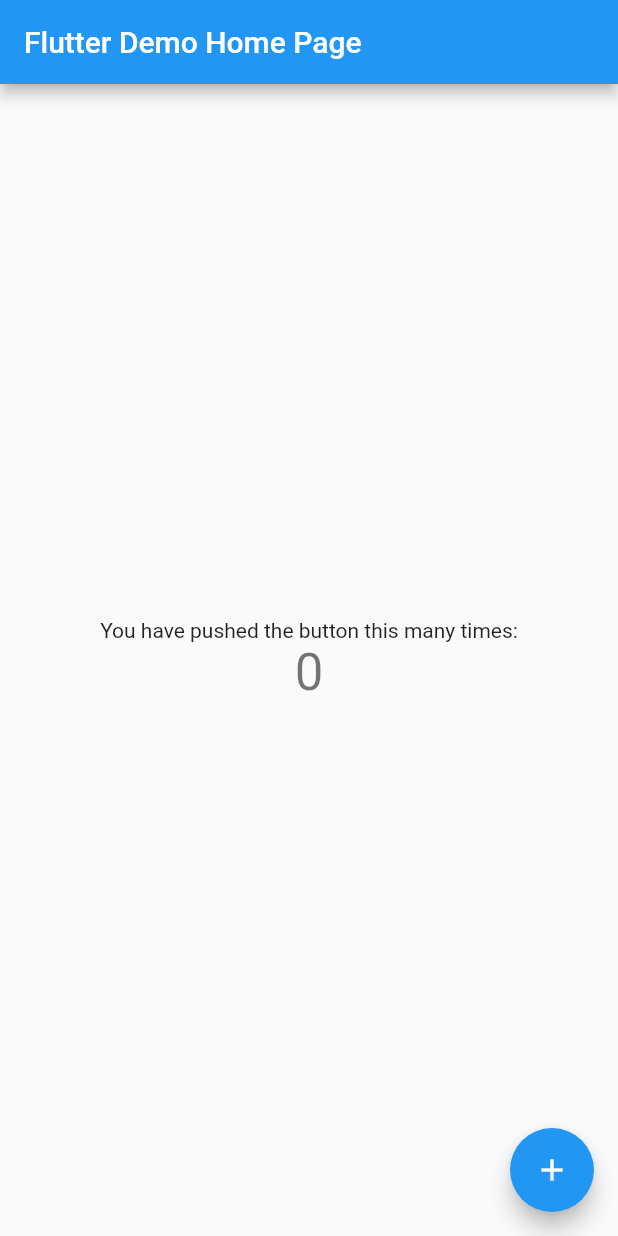
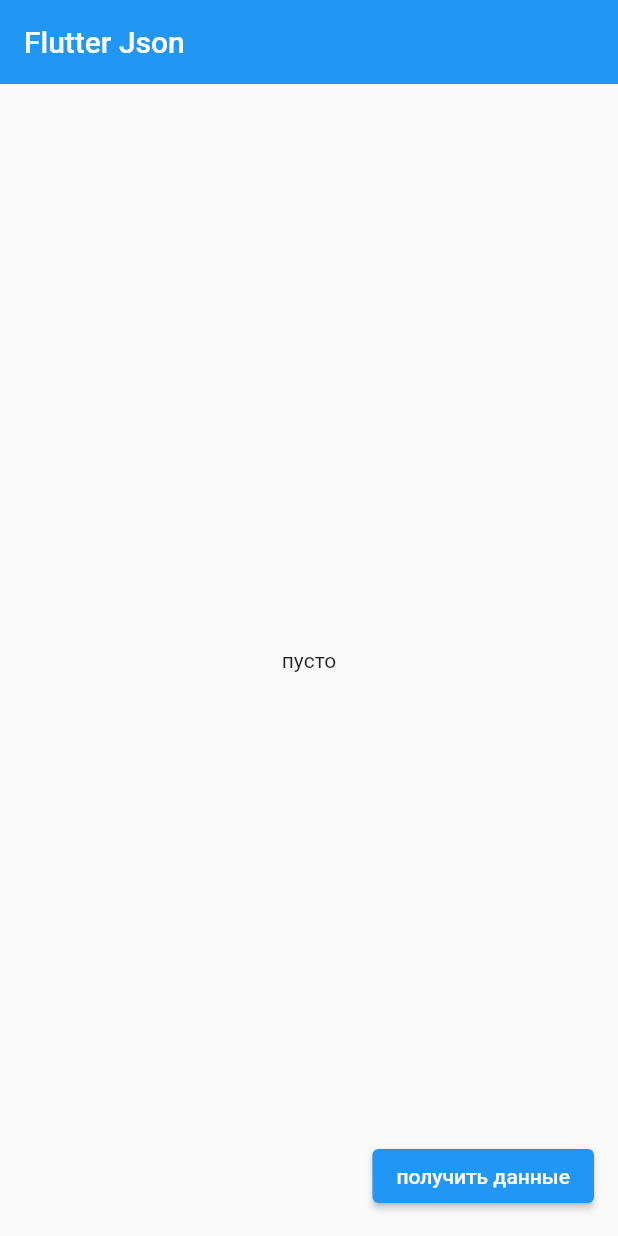
Before and after one commit to YuryMorozov2001/flutter_json, a Flutter app: the screen it shows after launch, on a phone screen of 412 x 824 dp. Run offline on Flutter 3.47's test engine with Material 2 defaults, Android fonts, the phone set to English and light mode, and no system bars; our stand-ins replace bloc, dio, flutter_bloc.

Commit message:
created ui

```diff
--- a/lib/logic/cubit/fetch_todo_cubit.dart
+++ b/lib/logic/cubit/fetch_todo_cubit.dart
@@ -1,8 +1,8 @@
 import 'package:bloc/bloc.dart';
-import 'package:cubit_json/models/todo_model.dart';
-import 'package:cubit_json/repository/api_repository.dart';
 import 'package:flutter/widgets.dart';
-import 'package:meta/meta.dart';
+
+import '../../models/todo_model.dart';
+import '../../repository/api_repository.dart';
 
 part 'fetch_todo_state.dart';
 
--- a/lib/main.dart
+++ b/lib/main.dart
@@ -1,65 +1,31 @@
 import 'package:flutter/material.dart';
+import 'package:flutter_bloc/flutter_bloc.dart';
+
+import 'logic/cubit/fetch_todo_cubit.dart';
+import 'repository/api_repository.dart';
+import 'screens/home_page.dart';
+import 'service/api_service.dart';
 
 void main() {
-  runApp(const MyApp());
+  runApp(MyApp(
+    appService: AppService(),
+  ));
 }
 
 class MyApp extends StatelessWidget {
-  const MyApp({Key? key}) : super(key: key);
+  const MyApp({Key? key, required this.appService}) : super(key: key);
+  final AppService appService;
   @override
   Widget build(BuildContext context) {
-    return MaterialApp(
-      title: 'Flutter Demo',
-      theme: ThemeData(
-        primarySwatch: Colors.blue,
-      ),
-      home: const MyHomePage(title: 'Flutter Demo Home Page'),
-    );
-  }
-}
-
-class MyHomePage extends StatefulWidget {
-  const MyHomePage({Key? key, required this.title}) : super(key: key);
-
-  final String title;
-
-  @override
-  State<MyHomePage> createState() => _MyHomePageState();
-}
-
-class _MyHomePageState extends State<MyHomePage> {
-  int _counter = 0;
-
-  void _incrementCounter() {
-    setState(() {
-      _counter++;
-    });
-  }
-
-  @override
-  Widget build(BuildContext context) {
-    return Scaffold(
-      appBar: AppBar(
-        title: Text(widget.title),
-      ),
-      body: Center(
-        child: Column(
-          mainAxisAlignment: MainAxisAlignment.center,
-          children: <Widget>[
-            const Text(
-              'You have pushed the button this many times:',
-            ),
-            Text(
-              '$_counter',
-              style: Theme.of(context).textTheme.headline4,
-            ),
-          ],
+    return BlocProvider(
+      create: (context) =>
+          FetchTodoCubit(apiRepository: ApiRepository(appService)),
+      child: MaterialApp(
+        title: 'Flutter Json',
+        theme: ThemeData(
+          primarySwatch: Colors.blue,
         ),
-      ),
-      floatingActionButton: FloatingActionButton(
-        onPressed: _incrementCounter,
-        tooltip: 'Increment',
-        child: const Icon(Icons.add),
+        home: const MyHomePage(title: 'Flutter Json'),
       ),
     );
   }
--- a/lib/repository/api_repository.dart
+++ b/lib/repository/api_repository.dart
@@ -1,13 +1,13 @@
-import 'package:cubit_json/models/todo_model.dart';
-import 'package:cubit_json/service/api_service.dart';
+import '../models/todo_model.dart';
+import '../service/api_service.dart';
 
 class ApiRepository {
-  final AppService _appService;
+  final AppService appService;
 
-  ApiRepository(this._appService);
+  ApiRepository(this.appService);
 
   Future<List<Todo>?> getTodoList() async {
-    final response = await _appService.getTodoData();
+    final response = await appService.getTodoData();
     final data = response.data as List<dynamic>;
     return data.map((e) => Todo.fromMap(e)).toList();
   }
--- /dev/null
+++ b/lib/screens/home_page.dart
@@ -0,0 +1,95 @@
+
+import 'package:flutter/cupertino.dart';
+import 'package:flutter/material.dart';
+import 'package:flutter_bloc/flutter_bloc.dart';
+
+import '../logic/cubit/fetch_todo_cubit.dart';
+import '../models/todo_model.dart';
+
+class MyHomePage extends StatelessWidget {
+  const MyHomePage({Key? key, required this.title}) : super(key: key);
+
+  final String title;
+  @override
+  Widget build(BuildContext context) {
+    return Scaffold(
+      appBar: AppBar(
+        title: Text(title),
+        elevation: 0.0,
+      ),
+      floatingActionButton: ElevatedButton(
+        child: const Text('получить данные'),
+        onPressed: () {
+          context.read<FetchTodoCubit>().fetchTodoApi();
+        },
+      ),
+      body: BlocBuilder<FetchTodoCubit, FetchTodoState>(
+        builder: (context, state) {
+          if (state is FetchTodoLoaded) {
+            final List<Todo> todoList = state.todoList;
+            return ListView.builder(
+              itemBuilder: (context, i) {
+                return Padding(
+                  padding: const EdgeInsets.all(8.0),
+                  child: Container(
+                    child: Row(
+                      children: [
+                        Container(
+                          height: 60,
+                          width: 60,
+                          decoration: BoxDecoration(
+                            borderRadius: BorderRadius.circular(18),
+                            color: todoList[i].completed
+                                ? Colors.green
+                                : Colors.red,
+                          ),
+                          child: Center(
+                            child: Text(
+                              todoList[i].id.toString(),
+                              style: const TextStyle(
+                                fontSize: 32,
+                              ),
+                            ),
+                          ),
+                        ),
+                        const SizedBox(
+                          width: 8,
+                        ),
+                        Column(
+                          mainAxisSize: MainAxisSize.min,
+                          crossAxisAlignment: CrossAxisAlignment.start,
+                          children: [
+                            Text(
+                              'USER ID: ${todoList[i].userId}',
+                              style: const TextStyle(
+                                fontSize: 22,
+                              ),
+                            ),
+                            SizedBox(
+                              width: 300,
+                              child: Text(
+                                todoList[i].title.toString(),
+                                style: const TextStyle(
+                                  fontSize: 22,
+                                ),
+                              ),
+                            ),
+                          ],
+                        ),
+                      ],
+                    ),
+                  ),
+                );
+              },
+              itemCount: todoList.length,
+              shrinkWrap: true,
+            );
+          } else if (state is FetchTodoLoading) {
+            return const Center(child: CircularProgressIndicator());
+          }
+          return const Center(child: Text('пусто'));
+        },
+      ),
+    );
+  }
+}
```
Also changed, not shown: 1 other file.
